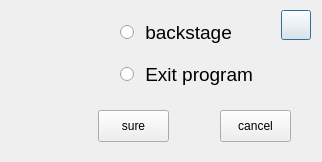
Above: src/plugins/ukui-clock/closeOrHide.ui from ukui/ukui-sidebar before the change. Below: the same form after it.
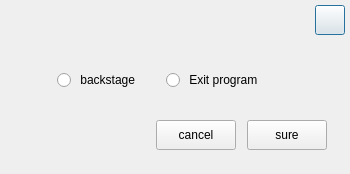
That is the form after the change. Icons and pictures are not drawn.

```diff
--- a/src/plugins/ukui-clock/closeOrHide.ui
+++ b/src/plugins/ukui-clock/closeOrHide.ui
@@ -6,8 +6,8 @@
    <rect>
     <x>0</x>
     <y>0</y>
-    <width>322</width>
-    <height>162</height>
+    <width>350</width>
+    <height>174</height>
    </rect>
   </property>
   <property name="windowTitle">
@@ -21,108 +21,371 @@
     <rect>
      <x>0</x>
      <y>0</y>
-     <width>320</width>
-     <height>160</height>
+     <width>350</width>
+     <height>174</height>
     </rect>
    </property>
+   <property name="sizePolicy">
+    <sizepolicy hsizetype="Preferred" vsizetype="Fixed">
+     <horstretch>0</horstretch>
+     <verstretch>0</verstretch>
+    </sizepolicy>
+   </property>
    <property name="styleSheet">
     <string notr="true"/>
    </property>
-   <widget class="QPushButton" name="closebtn">
+   <widget class="QWidget" name="verticalLayoutWidget">
     <property name="geometry">
      <rect>
-      <x>281</x>
-      <y>10</y>
-      <width>30</width>
-      <height>30</height>
+      <x>310</x>
+      <y>0</y>
+      <width>40</width>
+      <height>36</height>
      </rect>
     </property>
-    <property name="styleSheet">
-     <string notr="true"/>
-    </property>
-    <property name="text">
-     <string/>
-    </property>
+    <layout class="QHBoxLayout" name="horizontalLayout">
+     <property name="leftMargin">
+      <number>5</number>
+     </property>
+     <property name="topMargin">
+      <number>5</number>
+     </property>
+     <property name="rightMargin">
+      <number>5</number>
+     </property>
+     <item>
+      <widget class="QPushButton" name="closebtn">
+       <property name="minimumSize">
+        <size>
+         <width>30</width>
+         <height>30</height>
+        </size>
+       </property>
+       <property name="maximumSize">
+        <size>
+         <width>30</width>
+         <height>30</height>
+        </size>
+       </property>
+       <property name="styleSheet">
+        <string notr="true"/>
+       </property>
+       <property name="text">
+        <string/>
+       </property>
+      </widget>
+     </item>
+    </layout>
    </widget>
-   <widget class="QPushButton" name="surebtn">
+   <widget class="QWidget" name="verticalLayoutWidget_2">
     <property name="geometry">
      <rect>
-      <x>98</x>
-      <y>110</y>
-      <width>71</width>
-      <height>32</height>
-     </rect>
-    </property>
-    <property name="styleSheet">
-     <string notr="true"/>
-    </property>
-    <property name="text">
-     <string>sure</string>
-    </property>
-   </widget>
-   <widget class="QPushButton" name="cancelbtn">
-    <property name="geometry">
-     <rect>
-      <x>220</x>
-      <y>110</y>
-      <width>71</width>
-      <height>32</height>
-     </rect>
-    </property>
-    <property name="styleSheet">
-     <string notr="true"/>
-    </property>
-    <property name="text">
-     <string>cancel</string>
-    </property>
-   </widget>
-   <widget class="QLabel" name="label_6">
-    <property name="geometry">
-     <rect>
-      <x>20</x>
-      <y>30</y>
-      <width>51</width>
-      <height>51</height>
-     </rect>
-    </property>
-    <property name="styleSheet">
-     <string notr="true">border-image: url(:/image/aptdaemon-error.png);</string>
-    </property>
-    <property name="text">
-     <string/>
-    </property>
-   </widget>
-   <widget class="QRadioButton" name="radioButton">
-    <property name="geometry">
-     <rect>
-      <x>120</x>
-      <y>17</y>
-      <width>161</width>
-      <height>31</height>
-     </rect>
-    </property>
-    <property name="styleSheet">
-     <string notr="true">font:  14pt ;</string>
-    </property>
-    <property name="text">
-     <string> backstage</string>
-    </property>
-   </widget>
-   <widget class="QRadioButton" name="radioButton_2">
-    <property name="geometry">
-     <rect>
-      <x>120</x>
+      <x>0</x>
       <y>60</y>
-      <width>161</width>
-      <height>28</height>
+      <width>351</width>
+      <height>40</height>
      </rect>
     </property>
-    <property name="styleSheet">
-     <string notr="true">font: 14pt ;</string>
+    <layout class="QHBoxLayout" name="horizontalLayout_2">
+     <property name="spacing">
+      <number>0</number>
+     </property>
+     <item>
+      <spacer name="horizontalSpacer">
+       <property name="orientation">
+        <enum>Qt::Horizontal</enum>
+       </property>
+       <property name="sizeType">
+        <enum>QSizePolicy::Fixed</enum>
+       </property>
+       <property name="sizeHint" stdset="0">
+        <size>
+         <width>57</width>
+         <height>20</height>
+        </size>
+       </property>
+      </spacer>
+     </item>
+     <item>
+      <widget class="QRadioButton" name="radioButton">
+       <property name="sizePolicy">
+        <sizepolicy hsizetype="Maximum" vsizetype="Fixed">
+         <horstretch>0</horstretch>
+         <verstretch>0</verstretch>
+        </sizepolicy>
+       </property>
+       <property name="styleSheet">
+        <string notr="true"/>
+       </property>
+       <property name="text">
+        <string> backstage</string>
+       </property>
+       <property name="iconSize">
+        <size>
+         <width>14</width>
+         <height>14</height>
+        </size>
+       </property>
+      </widget>
+     </item>
+     <item>
+      <spacer name="horizontalSpacer_3">
+       <property name="orientation">
+        <enum>Qt::Horizontal</enum>
+       </property>
+       <property name="sizeHint" stdset="0">
+        <size>
+         <width>40</width>
+         <height>20</height>
+        </size>
+       </property>
+      </spacer>
+     </item>
+     <item>
+      <widget class="QRadioButton" name="radioButton_2">
+       <property name="sizePolicy">
+        <sizepolicy hsizetype="Maximum" vsizetype="Fixed">
+         <horstretch>0</horstretch>
+         <verstretch>0</verstretch>
+        </sizepolicy>
+       </property>
+       <property name="minimumSize">
+        <size>
+         <width>120</width>
+         <height>0</height>
+        </size>
+       </property>
+       <property name="maximumSize">
+        <size>
+         <width>120</width>
+         <height>16777215</height>
+        </size>
+       </property>
+       <property name="styleSheet">
+        <string notr="true"/>
+       </property>
+       <property name="text">
+        <string> Exit program </string>
+       </property>
+       <property name="iconSize">
+        <size>
+         <width>14</width>
+         <height>14</height>
+        </size>
+       </property>
+      </widget>
+     </item>
+     <item>
+      <spacer name="horizontalSpacer_2">
+       <property name="orientation">
+        <enum>Qt::Horizontal</enum>
+       </property>
+       <property name="sizeHint" stdset="0">
+        <size>
+         <width>80</width>
+         <height>20</height>
+        </size>
+       </property>
+      </spacer>
+     </item>
+    </layout>
+   </widget>
+   <widget class="QWidget" name="widget_2" native="true">
+    <property name="geometry">
+     <rect>
+      <x>0</x>
+      <y>120</y>
+      <width>351</width>
+      <height>31</height>
+     </rect>
     </property>
-    <property name="text">
-     <string> Exit program </string>
+    <property name="sizePolicy">
+     <sizepolicy hsizetype="Minimum" vsizetype="Minimum">
+      <horstretch>0</horstretch>
+      <verstretch>0</verstretch>
+     </sizepolicy>
     </property>
+    <layout class="QHBoxLayout" name="horizontalLayout_3">
+     <property name="spacing">
+      <number>0</number>
+     </property>
+     <property name="leftMargin">
+      <number>0</number>
+     </property>
+     <property name="topMargin">
+      <number>0</number>
+     </property>
+     <property name="rightMargin">
+      <number>0</number>
+     </property>
+     <property name="bottomMargin">
+      <number>0</number>
+     </property>
+     <item>
+      <spacer name="horizontalSpacer_4">
+       <property name="orientation">
+        <enum>Qt::Horizontal</enum>
+       </property>
+       <property name="sizeHint" stdset="0">
+        <size>
+         <width>156</width>
+         <height>20</height>
+        </size>
+       </property>
+      </spacer>
+     </item>
+     <item>
+      <widget class="QPushButton" name="cancelbtn">
+       <property name="minimumSize">
+        <size>
+         <width>80</width>
+         <height>30</height>
+        </size>
+       </property>
+       <property name="maximumSize">
+        <size>
+         <width>80</width>
+         <height>30</height>
+        </size>
+       </property>
+       <property name="styleSheet">
+        <string notr="true"/>
+       </property>
+       <property name="text">
+        <string>cancel</string>
+       </property>
+      </widget>
+     </item>
+     <item>
+      <spacer name="horizontalSpacer_5">
+       <property name="orientation">
+        <enum>Qt::Horizontal</enum>
+       </property>
+       <property name="sizeHint" stdset="0">
+        <size>
+         <width>10</width>
+         <height>20</height>
+        </size>
+       </property>
+      </spacer>
+     </item>
+     <item>
+      <widget class="QPushButton" name="surebtn">
+       <property name="minimumSize">
+        <size>
+         <width>80</width>
+         <height>30</height>
+        </size>
+       </property>
+       <property name="maximumSize">
+        <size>
+         <width>80</width>
+         <height>30</height>
+        </size>
+       </property>
+       <property name="styleSheet">
+        <string notr="true"/>
+       </property>
+       <property name="text">
+        <string>sure</string>
+       </property>
+      </widget>
+     </item>
+     <item>
+      <spacer name="horizontalSpacer_6">
+       <property name="orientation">
+        <enum>Qt::Horizontal</enum>
+       </property>
+       <property name="sizeType">
+        <enum>QSizePolicy::Expanding</enum>
+       </property>
+       <property name="sizeHint" stdset="0">
+        <size>
+         <width>24</width>
+         <height>20</height>
+        </size>
+       </property>
+      </spacer>
+     </item>
+    </layout>
+   </widget>
+   <widget class="QWidget" name="widget_3" native="true">
+    <property name="geometry">
+     <rect>
+      <x>0</x>
+      <y>20</y>
+      <width>351</width>
+      <height>41</height>
+     </rect>
+    </property>
+    <layout class="QHBoxLayout" name="horizontalLayout_4">
+     <property name="spacing">
+      <number>0</number>
+     </property>
+     <property name="leftMargin">
+      <number>0</number>
+     </property>
+     <property name="topMargin">
+      <number>0</number>
+     </property>
+     <property name="rightMargin">
+      <number>0</number>
+     </property>
+     <property name="bottomMargin">
+      <number>0</number>
+     </property>
+     <item>
+      <spacer name="horizontalSpacer_7">
+       <property name="orientation">
+        <enum>Qt::Horizontal</enum>
+       </property>
+       <property name="sizeType">
+        <enum>QSizePolicy::Fixed</enum>
+       </property>
+       <property name="sizeHint" stdset="0">
+        <size>
+         <width>24</width>
+         <height>20</height>
+        </size>
+       </property>
+      </spacer>
+     </item>
+     <item>
+      <widget class="QLabel" name="label_6">
+       <property name="minimumSize">
+        <size>
+         <width>24</width>
+         <height>24</height>
+        </size>
+       </property>
+       <property name="maximumSize">
+        <size>
+         <width>24</width>
+         <height>24</height>
+        </size>
+       </property>
+       <property name="styleSheet">
+        <string notr="true">border-image: url(:/image/warning-24x24.png);</string>
+       </property>
+       <property name="text">
+        <string/>
+       </property>
+      </widget>
+     </item>
+     <item>
+      <widget class="QLabel" name="label">
+       <property name="styleSheet">
+        <string notr="true"/>
+       </property>
+       <property name="text">
+        <string/>
+       </property>
+       <property name="margin">
+        <number>0</number>
+       </property>
+      </widget>
+     </item>
+    </layout>
    </widget>
   </widget>
  </widget>
```
